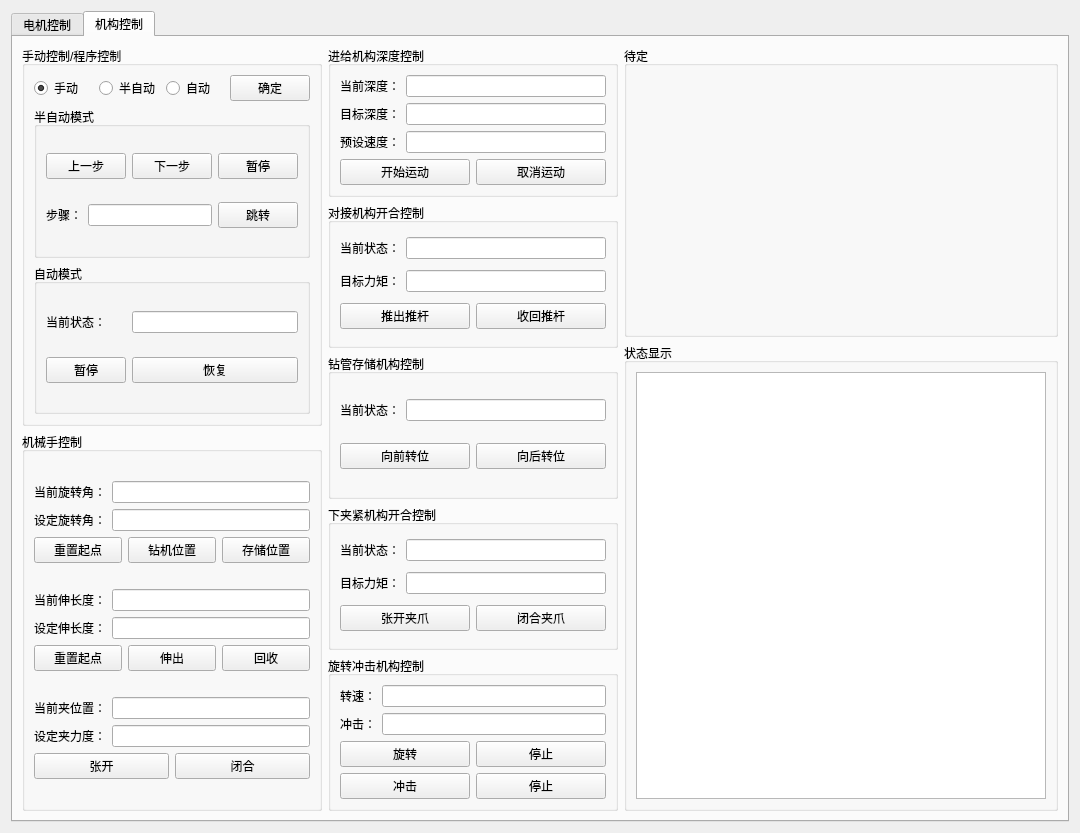
This is zmotionpage.ui in Huier-git/drillControlSoftware as Qt 5 draws it before an edit. The edited form follows.
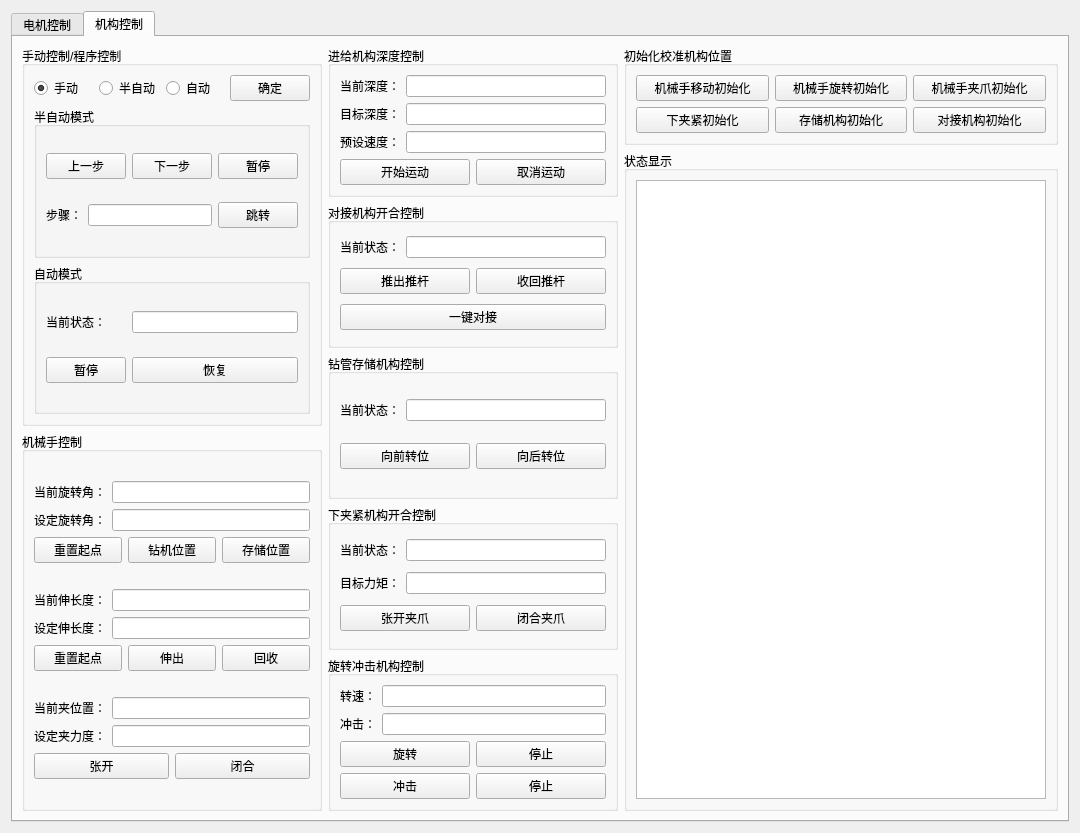
This is the edited form.

Diff of the .ui file:
```diff
--- a/zmotionpage.ui
+++ b/zmotionpage.ui
@@ -1366,6 +1366,20 @@
               <string>对接机构开合控制</string>
              </property>
              <layout class="QGridLayout" name="gridLayout_12">
+              <item row="2" column="0" colspan="2">
+               <widget class="QPushButton" name="btn_connect_fast">
+                <property name="text">
+                 <string>一键对接</string>
+                </property>
+               </widget>
+              </item>
+              <item row="1" column="0">
+               <widget class="QPushButton" name="btn_connection_extent">
+                <property name="text">
+                 <string>推出推杆</string>
+                </property>
+               </widget>
+              </item>
               <item row="0" column="0" colspan="2">
                <layout class="QHBoxLayout" name="horizontalLayout_2">
                 <item>
@@ -1380,28 +1394,7 @@
                 </item>
                </layout>
               </item>
-              <item row="1" column="0" colspan="2">
-               <layout class="QHBoxLayout" name="horizontalLayout_6">
-                <item>
-                 <widget class="QLabel" name="label_20">
-                  <property name="text">
-                   <string>目标力矩：</string>
-                  </property>
-                 </widget>
-                </item>
-                <item>
-                 <widget class="QLineEdit" name="le_connection_DAC"/>
-                </item>
-               </layout>
-              </item>
-              <item row="2" column="0">
-               <widget class="QPushButton" name="btn_connection_extent">
-                <property name="text">
-                 <string>推出推杆</string>
-                </property>
-               </widget>
-              </item>
-              <item row="2" column="1">
+              <item row="1" column="1">
                <widget class="QPushButton" name="btn_connection_retract">
                 <property name="text">
                  <string>收回推杆</string>
@@ -1571,16 +1564,48 @@
            <item row="0" column="0">
             <widget class="QGroupBox" name="groupBox_39">
              <property name="title">
-              <string>待定</string>
+              <string>初始化校准机构位置</string>
              </property>
              <layout class="QGridLayout" name="gridLayout_61">
+              <item row="0" column="1">
+               <widget class="QPushButton" name="btn_ROBOTROTATION_init">
+                <property name="text">
+                 <string>机械手旋转初始化</string>
+                </property>
+               </widget>
+              </item>
+              <item row="0" column="2">
+               <widget class="QPushButton" name="btn_ROBOTCLAMP_init">
+                <property name="text">
+                 <string>机械手夹爪初始化</string>
+                </property>
+               </widget>
+              </item>
               <item row="0" column="0">
-               <widget class="QWidget" name="widget" native="true">
-                <property name="minimumSize">
-                 <size>
-                  <width>0</width>
-                  <height>250</height>
-                 </size>
+               <widget class="QPushButton" name="btn_ROBOTEXTENSION_init">
+                <property name="text">
+                 <string>机械手移动初始化</string>
+                </property>
+               </widget>
+              </item>
+              <item row="1" column="0">
+               <widget class="QPushButton" name="btn_DOWNCLAMP_init">
+                <property name="text">
+                 <string>下夹紧初始化</string>
+                </property>
+               </widget>
+              </item>
+              <item row="1" column="1">
+               <widget class="QPushButton" name="btn_STORAGE_init">
+                <property name="text">
+                 <string>存储机构初始化</string>
+                </property>
+               </widget>
+              </item>
+              <item row="1" column="2">
+               <widget class="QPushButton" name="btn_CONNECTION_init">
+                <property name="text">
+                 <string>对接机构初始化</string>
                 </property>
                </widget>
               </item>
```
